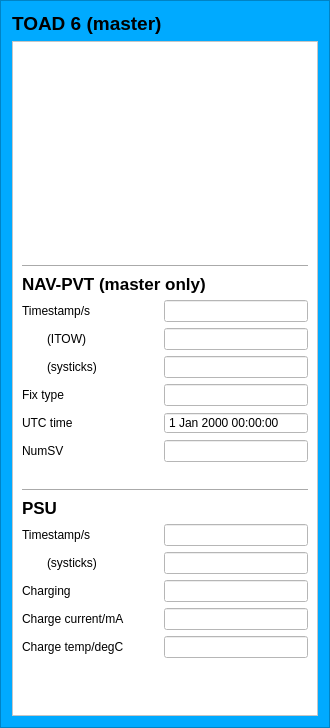
Old version of the form TOAD/ground_station/toad_gcs/toad_frontend/ui/toad_frame_master.ui in the repository cuspaceflight/m3-avionics.
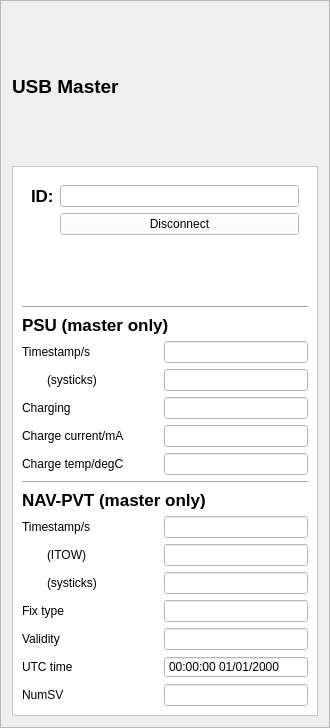
New version of the form. Custom widgets are drawn as their Qt base class.

Commit message: Separate USB stats from toad stats

What changed in the file:
```diff
--- a/TOAD/ground_station/toad_gcs/toad_frontend/ui/toad_frame_master.ui
+++ b/TOAD/ground_station/toad_gcs/toad_frontend/ui/toad_frame_master.ui
@@ -12,8 +12,8 @@
   </property>
   <property name="minimumSize">
    <size>
-    <width>330</width>
-    <height>525</height>
+    <width>0</width>
+    <height>0</height>
    </size>
   </property>
   <property name="windowTitle">
@@ -23,7 +23,7 @@
    <bool>false</bool>
   </property>
   <property name="styleSheet">
-   <string notr="true">background-color: rgb(0, 170, 255);</string>
+   <string notr="true"/>
   </property>
   <property name="frameShape">
    <enum>QFrame::StyledPanel</enum>
@@ -42,33 +42,206 @@
       </font>
      </property>
      <property name="text">
-      <string>TOAD 6 (master)</string>
+      <string>USB Master</string>
      </property>
     </widget>
    </item>
    <item>
-    <widget class="QScrollArea" name="scrollArea">
+    <widget class="QFrame" name="frame">
+     <property name="minimumSize">
+      <size>
+       <width>276</width>
+       <height>550</height>
+      </size>
+     </property>
      <property name="styleSheet">
       <string notr="true">background-color: rgb(255, 255, 255);</string>
      </property>
-     <property name="widgetResizable">
-      <bool>true</bool>
+     <property name="frameShape">
+      <enum>QFrame::StyledPanel</enum>
      </property>
-     <widget class="QWidget" name="scrollAreaWidgetContents">
-      <property name="geometry">
-       <rect>
-        <x>0</x>
-        <y>0</y>
-        <width>308</width>
-        <height>678</height>
-       </rect>
+     <property name="frameShadow">
+      <enum>QFrame::Raised</enum>
       </property>
       <layout class="QVBoxLayout" name="verticalLayout_2">
        <item>
-        <widget class="toad_frame" name="frame"/>
-       </item>
+       <widget class="QWidget" name="widget" native="true">
+        <layout class="QFormLayout" name="formLayout">
+         <property name="fieldGrowthPolicy">
+          <enum>QFormLayout::AllNonFixedFieldsGrow</enum>
+         </property>
+         <item row="0" column="0">
+          <widget class="QLabel" name="label_id">
+           <property name="font">
+            <font>
+             <pointsize>13</pointsize>
+             <weight>75</weight>
+             <bold>true</bold>
+            </font>
+           </property>
+           <property name="text">
+            <string>ID:</string>
+           </property>
+          </widget>
+         </item>
+         <item row="0" column="1">
+          <widget class="QLineEdit" name="lineEdit_id"/>
+         </item>
+         <item row="1" column="1">
+          <widget class="QPushButton" name="pushButton_conn">
+           <property name="text">
+            <string>Disconnect</string>
+           </property>
+          </widget>
+         </item>
+        </layout>
+       </widget>
+      </item>
        <item>
-        <widget class="Line" name="line_3">
+       <widget class="Line" name="line_4">
+        <property name="orientation">
+         <enum>Qt::Horizontal</enum>
+        </property>
+       </widget>
+      </item>
+      <item>
+       <layout class="QFormLayout" name="formLayout_psu">
+        <property name="fieldGrowthPolicy">
+         <enum>QFormLayout::AllNonFixedFieldsGrow</enum>
+        </property>
+        <item row="0" column="0" colspan="2">
+         <widget class="QLabel" name="psu_title_label">
+          <property name="font">
+           <font>
+            <pointsize>13</pointsize>
+            <weight>75</weight>
+            <bold>true</bold>
+           </font>
+          </property>
+          <property name="text">
+           <string>PSU (master only)</string>
+          </property>
+         </widget>
+        </item>
+        <item row="1" column="0">
+         <widget class="QLabel" name="label">
+          <property name="text">
+           <string>Timestamp/s</string>
+          </property>
+         </widget>
+        </item>
+        <item row="1" column="1">
+         <widget class="QLineEdit" name="lineEdit_timestamp_psu">
+          <property name="maximumSize">
+           <size>
+            <width>500</width>
+            <height>16777215</height>
+           </size>
+          </property>
+          <property name="readOnly">
+           <bool>true</bool>
+          </property>
+         </widget>
+        </item>
+        <item row="2" column="0">
+         <widget class="QLabel" name="label_3">
+          <property name="text">
+           <string>(systicks)</string>
+          </property>
+          <property name="indent">
+           <number>25</number>
+          </property>
+         </widget>
+        </item>
+        <item row="2" column="1">
+         <widget class="QLineEdit" name="lineEdit_systicks_psu">
+          <property name="maximumSize">
+           <size>
+            <width>500</width>
+            <height>16777215</height>
+           </size>
+          </property>
+          <property name="readOnly">
+           <bool>true</bool>
+          </property>
+         </widget>
+        </item>
+        <item row="3" column="0">
+         <widget class="QLabel" name="chargingLabel">
+          <property name="minimumSize">
+           <size>
+            <width>136</width>
+            <height>0</height>
+           </size>
+          </property>
+          <property name="text">
+           <string>Charging</string>
+          </property>
+         </widget>
+        </item>
+        <item row="3" column="1">
+         <widget class="QLineEdit" name="LineEdit_charging">
+          <property name="maximumSize">
+           <size>
+            <width>500</width>
+            <height>16777215</height>
+           </size>
+          </property>
+          <property name="readOnly">
+           <bool>true</bool>
+          </property>
+         </widget>
+        </item>
+        <item row="4" column="0">
+         <widget class="QLabel" name="chargeCurrentLabel">
+          <property name="text">
+           <string>Charge current/mA</string>
+          </property>
+         </widget>
+        </item>
+        <item row="4" column="1">
+         <widget class="QLineEdit" name="LineEdit_charge_current">
+          <property name="maximumSize">
+           <size>
+            <width>500</width>
+            <height>16777215</height>
+           </size>
+          </property>
+          <property name="inputMethodHints">
+           <set>Qt::ImhDigitsOnly</set>
+          </property>
+          <property name="readOnly">
+           <bool>true</bool>
+          </property>
+         </widget>
+        </item>
+        <item row="5" column="0">
+         <widget class="QLabel" name="chargeTempDegCLabel">
+          <property name="text">
+           <string>Charge temp/degC</string>
+          </property>
+         </widget>
+        </item>
+        <item row="5" column="1">
+         <widget class="QLineEdit" name="LineEdit_charge_temp">
+          <property name="maximumSize">
+           <size>
+            <width>500</width>
+            <height>16777215</height>
+           </size>
+          </property>
+          <property name="dragEnabled">
+           <bool>false</bool>
+          </property>
+          <property name="readOnly">
+           <bool>true</bool>
+          </property>
+         </widget>
+        </item>
+       </layout>
+      </item>
+      <item>
+       <widget class="Line" name="line">
          <property name="orientation">
           <enum>Qt::Horizontal</enum>
          </property>
@@ -185,14 +358,14 @@
            </property>
           </widget>
          </item>
-         <item row="5" column="0">
+        <item row="6" column="0">
           <widget class="QLabel" name="timeLabel">
            <property name="text">
             <string>UTC time</string>
            </property>
           </widget>
          </item>
-         <item row="5" column="1">
+        <item row="6" column="1">
           <widget class="QDateTimeEdit" name="DateTimeEdit">
            <property name="maximumSize">
             <size>
@@ -209,19 +382,22 @@
            <property name="buttonSymbols">
             <enum>QAbstractSpinBox::NoButtons</enum>
            </property>
+          <property name="displayFormat">
+           <string>HH:mm:ss dd/MM/yyyy</string>
+          </property>
            <property name="timeSpec">
             <enum>Qt::UTC</enum>
            </property>
           </widget>
          </item>
-         <item row="6" column="0">
+        <item row="7" column="0">
           <widget class="QLabel" name="numSvLabel">
            <property name="text">
             <string>NumSV</string>
            </property>
           </widget>
          </item>
-         <item row="6" column="1">
+        <item row="7" column="1">
           <widget class="QLineEdit" name="LineEdit_num_sv">
            <property name="maximumSize">
             <size>
@@ -234,135 +410,15 @@
            </property>
           </widget>
          </item>
-        </layout>
-       </item>
-       <item>
-        <widget class="Line" name="line_4">
-         <property name="orientation">
-          <enum>Qt::Horizontal</enum>
-         </property>
-        </widget>
-       </item>
-       <item>
-        <layout class="QFormLayout" name="formLayout_psu">
-         <property name="fieldGrowthPolicy">
-          <enum>QFormLayout::AllNonFixedFieldsGrow</enum>
-         </property>
-         <item row="0" column="0" colspan="2">
-          <widget class="QLabel" name="psu_title_label">
-           <property name="font">
-            <font>
-             <pointsize>13</pointsize>
-             <weight>75</weight>
-             <bold>true</bold>
-            </font>
-           </property>
-           <property name="text">
-            <string>PSU</string>
-           </property>
-          </widget>
-         </item>
-         <item row="1" column="0">
-          <widget class="QLabel" name="label">
-           <property name="text">
-            <string>Timestamp/s</string>
-           </property>
-          </widget>
-         </item>
-         <item row="1" column="1">
-          <widget class="QLineEdit" name="lineEdit_timestamp_psu">
-           <property name="maximumSize">
-            <size>
-             <width>500</width>
-             <height>16777215</height>
-            </size>
-           </property>
-           <property name="readOnly">
-            <bool>true</bool>
-           </property>
-          </widget>
-         </item>
-         <item row="2" column="0">
-          <widget class="QLabel" name="label_3">
-           <property name="text">
-            <string>(systicks)</string>
-           </property>
-           <property name="indent">
-            <number>25</number>
-           </property>
-          </widget>
-         </item>
-         <item row="2" column="1">
-          <widget class="QLineEdit" name="lineEdit_systicks_psu">
-           <property name="maximumSize">
-            <size>
-             <width>500</width>
-             <height>16777215</height>
-            </size>
-           </property>
-           <property name="readOnly">
-            <bool>true</bool>
-           </property>
-          </widget>
-         </item>
-         <item row="3" column="0">
-          <widget class="QLabel" name="chargingLabel">
-           <property name="minimumSize">
-            <size>
-             <width>136</width>
-             <height>0</height>
-            </size>
-           </property>
-           <property name="text">
-            <string>Charging</string>
-           </property>
-          </widget>
-         </item>
-         <item row="3" column="1">
-          <widget class="QLineEdit" name="LineEdit_charging">
-           <property name="maximumSize">
-            <size>
-             <width>500</width>
-             <height>16777215</height>
-            </size>
-           </property>
-           <property name="readOnly">
-            <bool>true</bool>
-           </property>
-          </widget>
-         </item>
-         <item row="4" column="0">
-          <widget class="QLabel" name="chargeCurrentLabel">
-           <property name="text">
-            <string>Charge current/mA</string>
-           </property>
-          </widget>
-         </item>
-         <item row="4" column="1">
-          <widget class="QLineEdit" name="LineEdit_charge_current">
-           <property name="maximumSize">
-            <size>
-             <width>500</width>
-             <height>16777215</height>
-            </size>
-           </property>
-           <property name="inputMethodHints">
-            <set>Qt::ImhDigitsOnly</set>
-           </property>
-           <property name="readOnly">
-            <bool>true</bool>
-           </property>
-          </widget>
-         </item>
          <item row="5" column="0">
-          <widget class="QLabel" name="chargeTempDegCLabel">
+         <widget class="QLabel" name="label_2">
            <property name="text">
-            <string>Charge temp/degC</string>
+           <string>Validity</string>
            </property>
           </widget>
          </item>
          <item row="5" column="1">
-          <widget class="QLineEdit" name="LineEdit_charge_temp">
+         <widget class="QLineEdit" name="LineEdit_validity">
            <property name="maximumSize">
             <size>
              <width>500</width>
@@ -381,18 +437,9 @@
        </item>
       </layout>
      </widget>
-    </widget>
    </item>
   </layout>
  </widget>
- <customwidgets>
-  <customwidget>
-   <class>toad_frame</class>
-   <extends>QFrame</extends>
-   <header>.toad_frame</header>
-   <container>1</container>
-  </customwidget>
- </customwidgets>
  <resources/>
  <connections/>
 </ui>
```
Left out of the diff: 5 changed lines with no effect on the pictures. Lines whose indentation alone changed are shown as unchanged. The commit also changes 11 other files.
